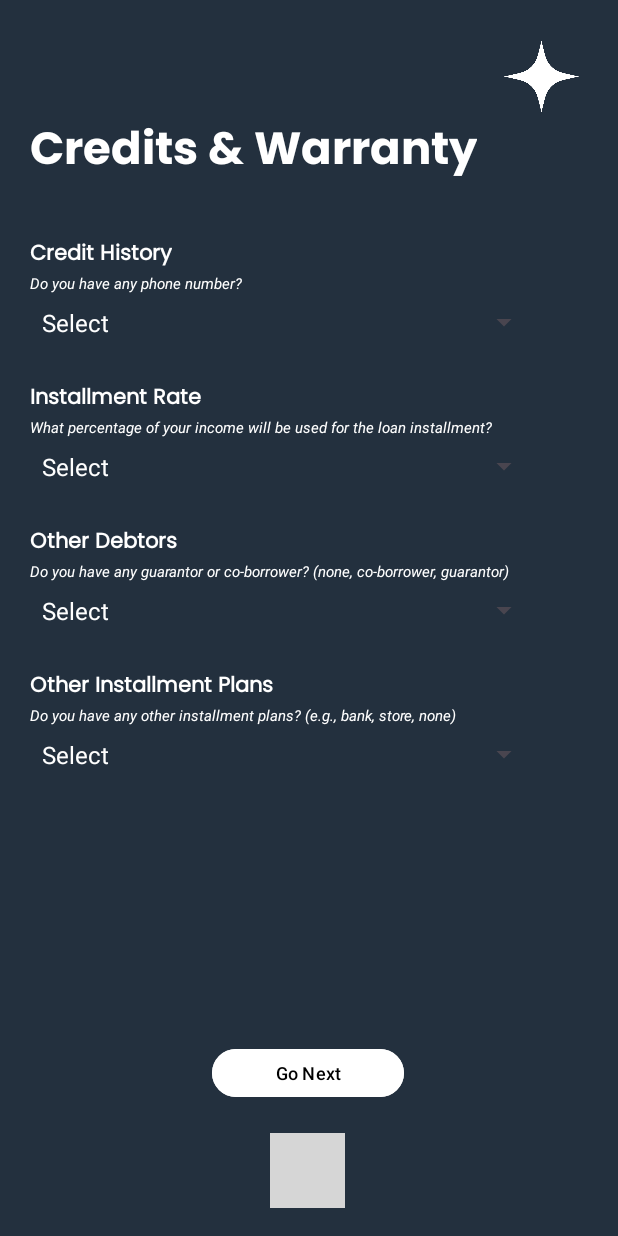
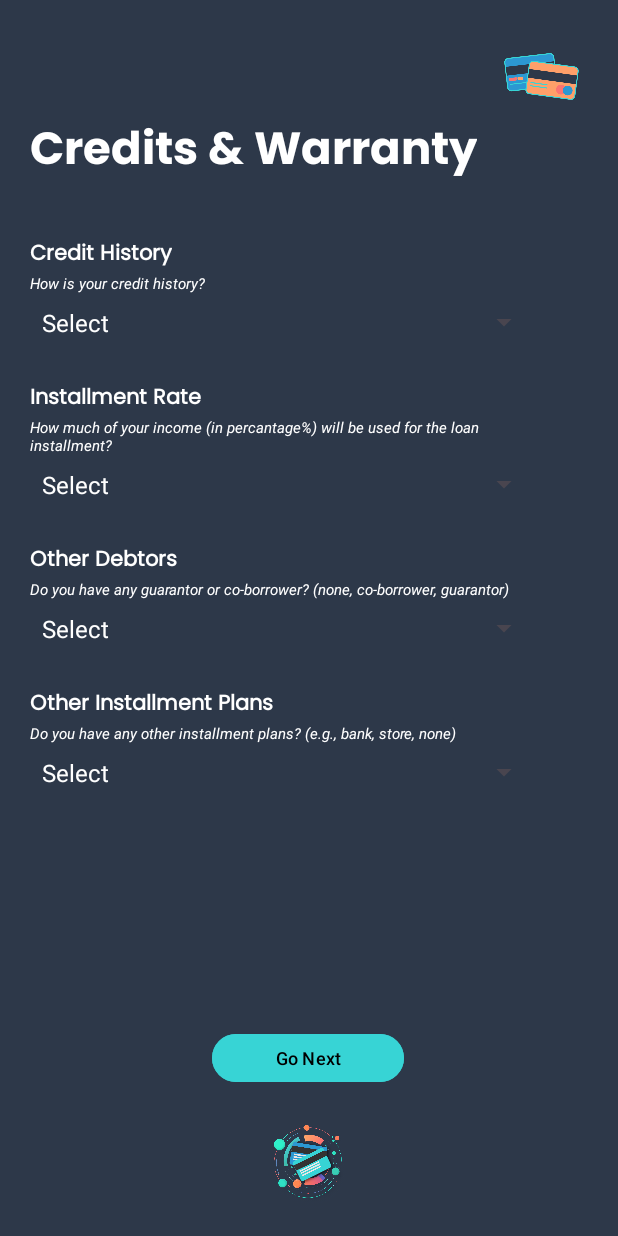
Before and after one commit to tookxedo/CreditPredict, an Android app: the CreditActivity screen opened directly, with no data from a screen before it, on a phone screen of 412 x 824 dp. Run offline under Robolectric (Android 15) with nearby library versions, the phone set to English and light mode, and no system bars; grey boxes are pictures that could not be loaded.

Commit message:
Change logo, Color and some Icon

```diff
--- a/app/src/main/res/layout/activity_credit.xml
+++ b/app/src/main/res/layout/activity_credit.xml
@@ -5,7 +5,7 @@
     android:id="@+id/main"
     android:layout_width="match_parent"
     android:layout_height="match_parent"
-    android:background="@color/dark_blue"
+    android:background="@color/darken"
     tools:context=".ui.CreditActivity">
 
     <ImageView
@@ -13,10 +13,9 @@
         android:layout_width="50dp"
         android:layout_height="50dp"
         android:layout_margin="26dp"
-        android:src="@drawable/star"
+        android:src="@drawable/credit_card"
         app:layout_constraintEnd_toEndOf="parent"
-        app:layout_constraintTop_toTopOf="parent"
-        app:tint="@color/white" />
+        app:layout_constraintTop_toTopOf="parent" />
 
     <TextView
         android:id="@+id/tv_title"
@@ -46,7 +45,7 @@
         android:id="@+id/tv_sub_history"
         android:layout_width="340dp"
         android:layout_height="wrap_content"
-        android:text="@string/do_you_have_any_phone_number"
+        android:text="@string/do_you_have_any_phone_number2"
         android:textColor="@color/white"
         android:textSize="10sp"
         android:textStyle="italic"
@@ -159,7 +158,7 @@
         android:layout_width="128dp"
         android:layout_height="40dp"
         android:layout_marginBottom="20dp"
-        android:backgroundTint="@color/white"
+        android:backgroundTint="@color/sky_blue"
         android:text="@string/go_next"
         android:textColor="@color/black"
         android:textSize="12sp"
@@ -170,8 +169,8 @@
 
     <ImageView
         android:id="@+id/logo"
-        android:layout_width="50dp"
-        android:layout_height="50dp"
+        android:layout_width="60dp"
+        android:layout_height="60dp"
         android:src="@drawable/logo_fix"
         app:layout_constraintBottom_toBottomOf="parent"
         app:layout_constraintEnd_toEndOf="parent"
--- a/app/src/main/res/layout/activity_fam.xml
+++ b/app/src/main/res/layout/activity_fam.xml
@@ -12,7 +12,7 @@
         android:layout_width="50dp"
         android:layout_height="50dp"
         android:layout_margin="26dp"
-        android:src="@drawable/star"
+        android:src="@drawable/credit_card"
         app:layout_constraintEnd_toEndOf="parent"
         app:layout_constraintTop_toTopOf="parent" />
 
@@ -156,8 +156,8 @@
 
     <ImageView
         android:id="@+id/logo"
-        android:layout_width="50dp"
-        android:layout_height="50dp"
+        android:layout_width="60dp"
+        android:layout_height="60dp"
         android:src="@drawable/logo_fix"
         app:layout_constraintBottom_toBottomOf="parent"
         app:layout_constraintEnd_toEndOf="parent"
--- a/app/src/main/res/layout/activity_loan.xml
+++ b/app/src/main/res/layout/activity_loan.xml
@@ -12,7 +12,7 @@
         android:layout_width="50dp"
         android:layout_height="50dp"
         android:layout_margin="26dp"
-        android:src="@drawable/star"
+        android:src="@drawable/credit_card"
         app:layout_constraintEnd_toEndOf="parent"
         app:layout_constraintTop_toTopOf="parent" />
 
@@ -159,8 +159,8 @@
 
     <ImageView
         android:id="@+id/logo"
-        android:layout_width="50dp"
-        android:layout_height="50dp"
+        android:layout_width="60dp"
+        android:layout_height="60dp"
         android:src="@drawable/logo_fix"
         app:layout_constraintBottom_toBottomOf="parent"
         app:layout_constraintEnd_toEndOf="parent"
--- a/app/src/main/res/layout/activity_personal.xml
+++ b/app/src/main/res/layout/activity_personal.xml
@@ -12,7 +12,7 @@
         android:layout_width="50dp"
         android:layout_height="50dp"
         android:layout_margin="26dp"
-        android:src="@drawable/star"
+        android:src="@drawable/credit_card"
         app:layout_constraintEnd_toEndOf="parent"
         app:layout_constraintTop_toTopOf="parent" />
 
@@ -131,8 +131,8 @@
 
     <ImageView
         android:id="@+id/logo"
-        android:layout_width="50dp"
-        android:layout_height="50dp"
+        android:layout_width="60dp"
+        android:layout_height="60dp"
         android:src="@drawable/logo_fix"
         app:layout_constraintBottom_toBottomOf="parent"
         app:layout_constraintEnd_toEndOf="parent"
--- a/app/src/main/res/values/colors.xml
+++ b/app/src/main/res/values/colors.xml
@@ -5,4 +5,12 @@
 
     <color name="dark_blue">#23303E</color>
     <color name="green">#25D482</color>
+
+    <color name="sky_blue">#37d4d5</color>
+    <color name="darken">#2d3849</color>
+    <color name="blue2">#2c98d2</color>
+    <color name="orange">#fe9f69</color>
+    <color name="red_light">#fb7471</color>
+    <color name="blue3">#5e64cb</color>
+
 </resources>
--- a/app/src/main/res/values/strings.xml
+++ b/app/src/main/res/values/strings.xml
@@ -15,6 +15,7 @@
     <string name="go_next">Go Next</string>
     <string name="contact_amp_identity"><![CDATA[Contact & Identity]]></string>
     <string name="do_you_have_any_phone_number">Do you have any phone number?</string>
+    <string name="do_you_have_any_phone_number2">How is your credit history?</string>
     <string name="are_you_working_as_a_foreign_worker_here">Are you working as a foreign worker here?</string>
     <string name="employment_status">Employment Status</string>
     <string name="what_type_of_job_are_you_doing_right_now">What type of job are you doing right now</string>
@@ -38,7 +39,7 @@
     <string name="we_have_analyzed_your_worthness_on_owning_a_credit_card_and_our_data_stated_that_you_are_worth_of_having_a_credit_card_congratulations">We have analyzed your worthness on owning a credit card, and our data stated that you are worth of having a credit card. Congratulations!</string>
     <string name="enter_amount_here">Enter amount here</string>
     <string name="purpose">Purpose</string>
-    <string name="what_percentage_of_your_income_will_be_used_for_the_loan_installment">What percentage of your income will be used for the loan installment?</string>
+    <string name="what_percentage_of_your_income_will_be_used_for_the_loan_installment">How much of your income (in percantage%) will be used for the loan installment?</string>
     <string name="other_installment_plans">Other Installment Plans</string>
     <string name="do_you_have_any_other_installment_plans_e_g_bank_store_none">Do you have any other installment plans? (e.g., bank, store, none)</string>
     <string name="marital_status">Marital Status</string>
```
Also changed, not shown: app/src/main/res/layout/activity_approve.xml (+14 -19 lines), app/src/main/res/layout/activity_decline.xml (+15 -20 lines), app/src/main/res/layout/activity_identity.xml (+4 -5 lines), app/src/main/res/layout/activity_job.xml (+5 -6 lines), app/src/main/res/layout/activity_main.xml (+4 -4 lines), app/src/main/res/drawable/credit_card.png (added), app/src/main/res/drawable/logo_fix.png (added).
